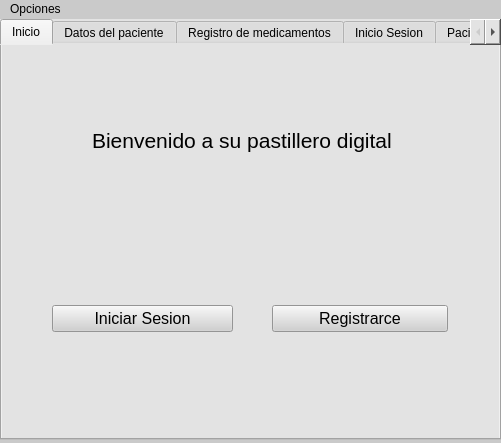
Qt form Pastillero.ui (DianaCarina/Pastillero) before a commit.
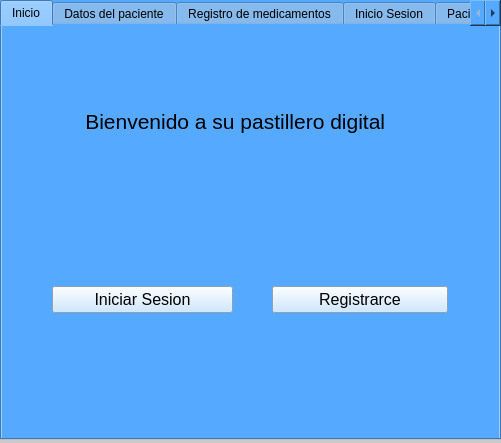
The same form after that commit. The open tabs and pages were chosen to show the change.

Commit message: Se eliminaron archivos que no se utilizan. Se modifico la interfaz para que fuera mas amigable con el usuario

```diff
--- a/Pastillero.ui
+++ b/Pastillero.ui
@@ -38,23 +38,23 @@
       <x>0</x>
       <y>0</y>
       <width>501</width>
-      <height>421</height>
+      <height>440</height>
      </rect>
     </property>
     <property name="minimumSize">
      <size>
       <width>501</width>
-      <height>421</height>
+      <height>440</height>
      </size>
     </property>
     <property name="maximumSize">
      <size>
       <width>501</width>
-      <height>421</height>
+      <height>440</height>
      </size>
     </property>
     <property name="styleSheet">
-     <string notr="true">background-color: rgb(227, 227, 227);</string>
+     <string notr="true">background-color: rgb(85, 170, 255);</string>
     </property>
     <property name="currentIndex">
      <number>3</number>
@@ -73,19 +73,6 @@
        </rect>
       </property>
       <layout class="QHBoxLayout" name="horizontalLayout">
-       <item>
-        <spacer name="horizontalSpacer">
-         <property name="orientation">
-          <enum>Qt::Horizontal</enum>
-         </property>
-         <property name="sizeHint" stdset="0">
-          <size>
-           <width>40</width>
-           <height>20</height>
-          </size>
-         </property>
-        </spacer>
-       </item>
        <item>
         <widget class="QLabel" name="label">
          <property name="font">
@@ -94,26 +81,13 @@
           </font>
          </property>
          <property name="styleSheet">
-          <string notr="true">background-color: rgb(227,227,227);</string>
+          <string notr="true">background-color: rgb(85, 170, 255);</string>
          </property>
          <property name="text">
-          <string>Bienvenido a su pastillero digital</string>
+          <string>    Bienvenido a su pastillero digital</string>
          </property>
         </widget>
        </item>
-       <item>
-        <spacer name="horizontalSpacer_2">
-         <property name="orientation">
-          <enum>Qt::Horizontal</enum>
-         </property>
-         <property name="sizeHint" stdset="0">
-          <size>
-           <width>40</width>
-           <height>20</height>
-          </size>
-         </property>
-        </spacer>
-       </item>
       </layout>
      </widget>
      <widget class="QPushButton" name="btn_registrarce">
@@ -131,7 +105,7 @@
        </font>
       </property>
       <property name="styleSheet">
-       <string notr="true">background-color: rgb(208, 208, 208);</string>
+       <string notr="true">background-color: rgb(193, 226, 255);</string>
       </property>
       <property name="text">
        <string>Registrarce</string>
@@ -152,7 +126,7 @@
        </font>
       </property>
       <property name="styleSheet">
-       <string notr="true">background-color: rgb(208, 208, 208);</string>
+       <string notr="true">background-color: rgb(193, 226, 255);</string>
       </property>
       <property name="text">
        <string>Iniciar Sesion</string>
@@ -1049,23 +1023,6 @@
     </widget>
    </widget>
   </widget>
-  <widget class="QMenuBar" name="menubar">
-   <property name="geometry">
-    <rect>
-     <x>0</x>
-     <y>0</y>
-     <width>501</width>
-     <height>21</height>
-    </rect>
-   </property>
-   <widget class="QMenu" name="menuOpciones">
-    <property name="title">
-     <string>Opciones </string>
-    </property>
-    <addaction name="actionInformacion"/>
-   </widget>
-   <addaction name="menuOpciones"/>
-  </widget>
   <action name="actionInformacion">
    <property name="text">
     <string>Informacion </string>
```
Left out of the diff: 35 changed lines with no effect on the pictures. The commit also changes 4 other files.
